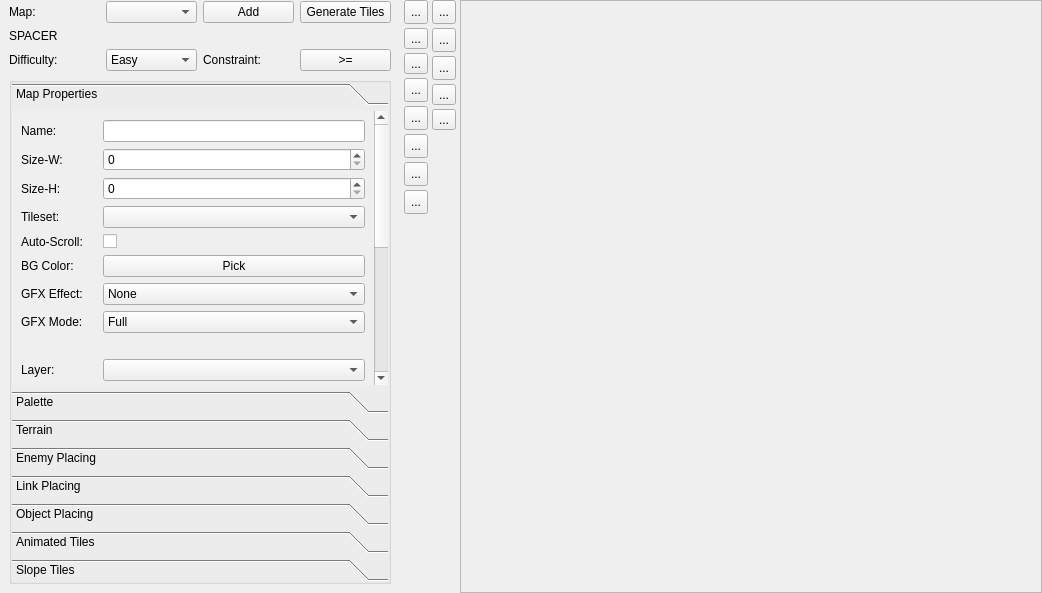
Above: editor/mainwindow_tab/map_tab.ui from protoman/firefly before the change. Below: the same form after it.
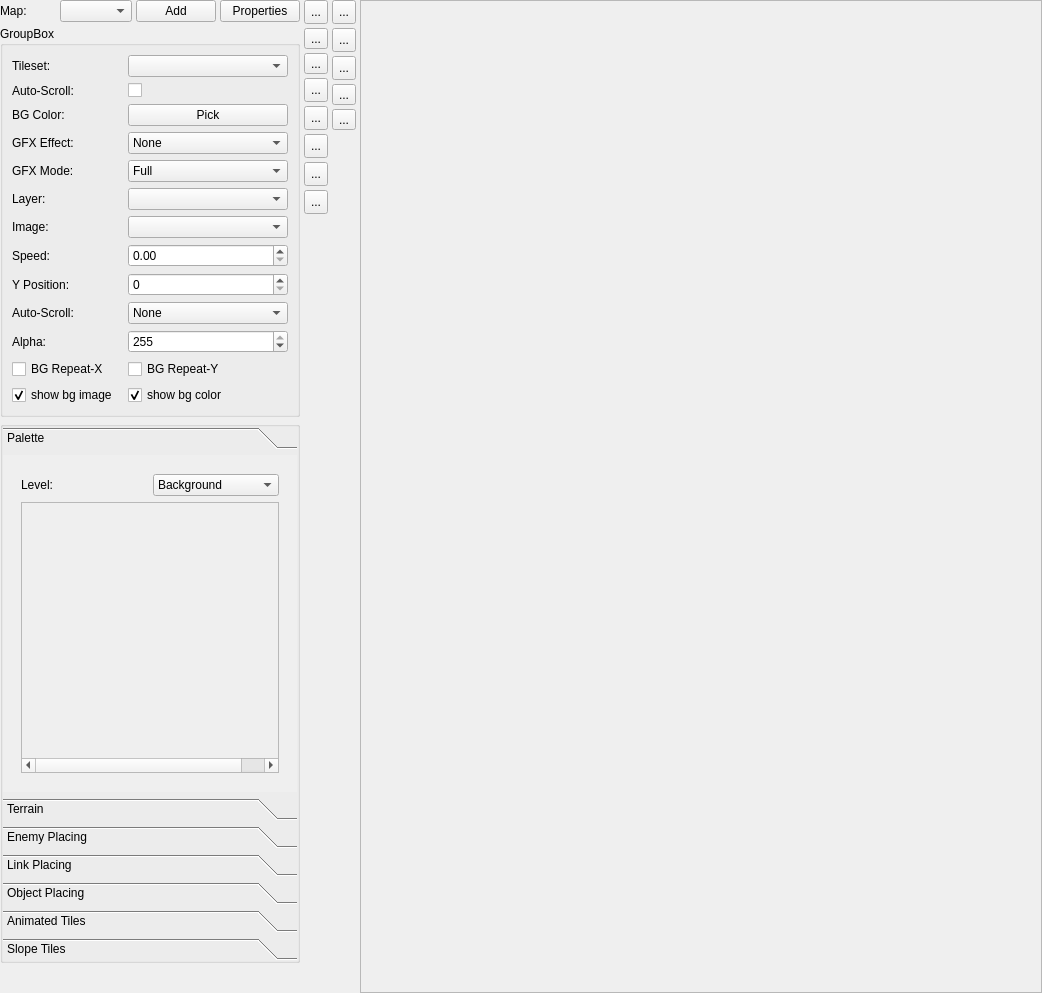
That is the form after the change. Icons and pictures are not drawn. Custom widgets are drawn as their Qt base class.

```diff
--- a/editor/mainwindow_tab/map_tab.ui
+++ b/editor/mainwindow_tab/map_tab.ui
@@ -7,7 +7,7 @@
     <x>0</x>
     <y>0</y>
     <width>1042</width>
-    <height>593</height>
+    <height>993</height>
    </rect>
   </property>
   <property name="windowTitle">
@@ -30,111 +30,14 @@
     <number>0</number>
    </property>
    <item>
-    <widget class="QWidget" name="Sidebar" native="true">
-     <property name="minimumSize">
-      <size>
-       <width>400</width>
-       <height>0</height>
-      </size>
-     </property>
-     <property name="maximumSize">
-      <size>
-       <width>400</width>
-       <height>16777215</height>
-      </size>
-     </property>
-     <layout class="QVBoxLayout" name="verticalLayout">
-      <property name="sizeConstraint">
-       <enum>QLayout::SetDefaultConstraint</enum>
-      </property>
-      <property name="topMargin">
-       <number>1</number>
-      </property>
-      <item>
-       <layout class="QGridLayout" name="gridLayout_6">
-        <property name="topMargin">
+    <layout class="QGridLayout" name="gridLayout_3">
+     <property name="leftMargin">
          <number>0</number>
         </property>
         <property name="bottomMargin">
-         <number>0</number>
-        </property>
-        <item row="0" column="0">
-         <widget class="QLabel" name="label_21">
-          <property name="text">
-           <string>Map:</string>
-          </property>
-         </widget>
-        </item>
-        <item row="0" column="1">
-         <widget class="QComboBox" name="mapSelector_comboBox"/>
-        </item>
+      <number>30</number>
+     </property>
         <item row="2" column="1">
-         <widget class="QComboBox" name="difficulty_comboBox">
-          <property name="currentIndex">
-           <number>0</number>
-          </property>
-          <item>
-           <property name="text">
-            <string>Easy</string>
-           </property>
-          </item>
-          <item>
-           <property name="text">
-            <string>Normal</string>
-           </property>
-          </item>
-          <item>
-           <property name="text">
-            <string>Hard</string>
-           </property>
-          </item>
-         </widget>
-        </item>
-        <item row="2" column="2">
-         <widget class="QLabel" name="label_20">
-          <property name="text">
-           <string>Constraint:</string>
-          </property>
-         </widget>
-        </item>
-        <item row="0" column="3">
-         <widget class="QPushButton" name="generateMapTiles_pushButton">
-          <property name="text">
-           <string>Generate Tiles</string>
-          </property>
-         </widget>
-        </item>
-        <item row="2" column="0">
-         <widget class="QLabel" name="label_19">
-          <property name="text">
-           <string>Difficulty:</string>
-          </property>
-         </widget>
-        </item>
-        <item row="1" column="0">
-         <widget class="QLabel" name="label_24">
-          <property name="text">
-           <string>SPACER</string>
-          </property>
-         </widget>
-        </item>
-        <item row="0" column="2">
-         <widget class="QPushButton" name="addMap_pushButton">
-          <property name="text">
-           <string>Add</string>
-          </property>
-         </widget>
-        </item>
-        <item row="2" column="3">
-         <widget class="QPushButton" name="difficultyMode_pushButton">
-          <property name="text">
-           <string>&gt;=</string>
-          </property>
-         </widget>
-        </item>
-       </layout>
-      </item>
-      <item>
        <widget class="QGroupBox" name="groupBox">
         <property name="sizePolicy">
          <sizepolicy hsizetype="Expanding" vsizetype="Expanding">
@@ -148,6 +51,12 @@
           <height>0</height>
          </size>
         </property>
+       <property name="maximumSize">
+        <size>
+         <width>300</width>
+         <height>16777215</height>
+        </size>
+       </property>
         <property name="title">
          <string/>
         </property>
@@ -190,402 +99,13 @@
            <property name="tabSpacing">
             <number>6</number>
            </property>
-           <widget class="QWidget" name="page_map_properties">
-            <property name="geometry">
-             <rect>
-              <x>0</x>
-              <y>0</y>
-              <width>362</width>
-              <height>609</height>
-             </rect>
-            </property>
-            <attribute name="label">
-             <string>Map Properties</string>
-            </attribute>
-            <layout class="QVBoxLayout" name="verticalLayout_11">
-             <item>
-              <layout class="QGridLayout" name="gridLayout_13">
-               <item row="1" column="2">
-                <widget class="QSpinBox" name="mapSizeW_spinBox">
-                 <property name="maximum">
-                  <number>998</number>
-                 </property>
-                </widget>
-               </item>
-               <item row="5" column="0">
-                <widget class="QLabel" name="label_58">
-                 <property name="text">
-                  <string>BG Color:</string>
-                 </property>
-                </widget>
-               </item>
-               <item row="11" column="0">
-                <widget class="QLabel" name="label_61">
-                 <property name="text">
-                  <string>Speed:</string>
-                 </property>
-                </widget>
-               </item>
-               <item row="17" column="0">
-                <widget class="Line" name="line">
-                 <property name="minimumSize">
-                  <size>
-                   <width>0</width>
-                   <height>20</height>
-                  </size>
-                 </property>
-                 <property name="orientation">
-                  <enum>Qt::Horizontal</enum>
-                 </property>
-                </widget>
-               </item>
-               <item row="13" column="0">
-                <widget class="QLabel" name="label_16">
-                 <property name="text">
-                  <string>Auto-Scroll:</string>
-                 </property>
-                </widget>
-               </item>
-               <item row="0" column="2">
-                <widget class="QLineEdit" name="v5_mapName_lineEdit"/>
-               </item>
-               <item row="7" column="2">
-                <widget class="QComboBox" name="mapGFXMode_comboBox">
-                 <property name="currentIndex">
-                  <number>0</number>
-                 </property>
-                 <item>
-                  <property name="text">
-                   <string>Full</string>
-                  </property>
-                 </item>
-                 <item>
-                  <property name="text">
-                   <string>Background</string>
-                  </property>
-                 </item>
-                 <item>
-                  <property name="text">
-                   <string>Overlay</string>
-                  </property>
-                 </item>
-                </widget>
-               </item>
-               <item row="4" column="2">
-                <widget class="QCheckBox" name="mapAutoScroll_checkBox">
-                 <property name="text">
-                  <string/>
-                 </property>
-                </widget>
-               </item>
-               <item row="20" column="0">
-                <spacer name="verticalSpacer_5">
-                 <property name="orientation">
-                  <enum>Qt::Vertical</enum>
-                 </property>
-                 <property name="sizeHint" stdset="0">
-                  <size>
-                   <width>20</width>
-                   <height>40</height>
-                  </size>
-                 </property>
-                </spacer>
-               </item>
-               <item row="9" column="0">
-                <widget class="QLabel" name="label_13">
-                 <property name="text">
-                  <string>Layer:</string>
-                 </property>
-                </widget>
-               </item>
-               <item row="4" column="0">
-                <widget class="QLabel" name="label_3">
-                 <property name="maximumSize">
-                  <size>
-                   <width>110</width>
-                   <height>16777215</height>
-                  </size>
-                 </property>
-                 <property name="text">
-                  <string>Auto-Scroll:</string>
-                 </property>
-                </widget>
-               </item>
-               <item row="1" column="0">
-                <widget class="QLabel" name="label_25">
-                 <property name="text">
-                  <string>Size-W:</string>
-                 </property>
-                </widget>
-               </item>
-               <item row="15" column="0">
-                <widget class="QCheckBox" name="repeatX_checkBox">
-                 <property name="text">
-                  <string>Repeat-X</string>
-                 </property>
-                </widget>
-               </item>
-               <item row="10" column="2">
-                <widget class="QComboBox" name="bg1_filename"/>
-               </item>
-               <item row="15" column="2">
-                <widget class="QCheckBox" name="repeatY_checkBox">
-                 <property name="text">
-                  <string>Repeat-Y</string>
-                 </property>
-                </widget>
-               </item>
-               <item row="12" column="2">
-                <widget class="QSpinBox" name="bg1_y_pos">
-                 <property name="maximum">
-                  <number>999</number>
-                 </property>
-                </widget>
-               </item>
-               <item row="6" column="2">
-                <widget class="QComboBox" name="mapGFX_comboBox">
-                 <item>
-                  <property name="text">
-                   <string>None</string>
-                  </property>
-                 </item>
-                 <item>
-                  <property name="text">
-                   <string>Rain</string>
-                  </property>
-                 </item>
-                 <item>
-                  <property name="text">
-                   <string>Snow</string>
-                  </property>
-                 </item>
-                 <item>
-                  <property name="text">
-                   <string>Underwater</string>
-                  </property>
-                 </item>
-                 <item>
-                  <property name="text">
-                   <string>Train</string>
-                  </property>
-                 </item>
-                 <item>
-                  <property name="text">
-                   <string>Flash Stopper</string>
-                  </property>
-                 </item>
-                 <item>
-                  <property name="text">
-                   <string>Lighting Bolt</string>
-                  </property>
-                 </item>
-                 <item>
-                  <property name="text">
-                   <string>Shadow Top</string>
-                  </property>
-                 </item>
-                 <item>
-                  <property name="text">
-                   <string>Inferno</string>
-                  </property>
-                 </item>
-                </widget>
-               </item>
-               <item row="17" column="2">
-                <widget class="Line" name="line_2">
-                 <property name="orientation">
-                  <enum>Qt::Horizontal</enum>
-                 </property>
-                </widget>
-               </item>
-               <item row="20" column="2">
-                <widget class="QCheckBox" name="fg_show_checkBox">
-                 <property name="text">
-                  <string>show foreground image</string>
-                 </property>
-                 <property name="checked">
-                  <bool>true</bool>
-                 </property>
-                </widget>
-               </item>
-               <item row="7" column="0">
-                <widget class="QLabel" name="label_18">
-                 <property name="text">
-                  <string>GFX Mode:</string>
-                 </property>
-                </widget>
-               </item>
-               <item row="0" column="0">
-                <widget class="QLabel" name="label_23">
-                 <property name="text">
-                  <string>Name:</string>
-                 </property>
-                </widget>
-               </item>
-               <item row="9" column="2">
-                <widget class="QComboBox" name="layerSelector_comboBox"/>
-               </item>
-               <item row="11" column="2">
-                <widget class="QDoubleSpinBox" name="bg1_speed">
-                 <property name="minimum">
-                  <double>0.000000000000000</double>
-                 </property>
-                 <property name="maximum">
-                  <double>4.000000000000000</double>
-                 </property>
-                 <property name="singleStep">
-                  <double>0.100000000000000</double>
-                 </property>
-                </widget>
-               </item>
-               <item row="19" column="2">
-                <widget class="QCheckBox" name="checkBox_2">
-                 <property name="text">
-                  <string>show background image</string>
-                 </property>
-                 <property name="checked">
-                  <bool>true</bool>
-                 </property>
-                </widget>
-               </item>
-               <item row="5" column="2">
-                <widget class="QPushButton" name="bg_color_pick">
-                 <property name="text">
-                  <string>Pick</string>
-                 </property>
-                </widget>
-               </item>
-               <item row="18" column="2">
-                <widget class="QCheckBox" name="checkBox">
-                 <property name="text">
-                  <string>show background color</string>
-                 </property>
-                 <property name="checked">
-                  <bool>true</bool>
-                 </property>
-                </widget>
-               </item>
-               <item row="3" column="2">
-                <widget class="QComboBox" name="v5_tileset_comboBox"/>
-               </item>
-               <item row="12" column="0">
-                <widget class="QLabel" name="label_56">
-                 <property name="text">
-                  <string>Y Position:</string>
-                 </property>
-                </widget>
-               </item>
-               <item row="18" column="0">
-                <widget class="QLabel" name="label_15">
-                 <property name="text">
-                  <string>View Options:</string>
-                 </property>
-                </widget>
-               </item>
-               <item row="2" column="2">
-                <widget class="QSpinBox" name="mapSizeH_spinBox">
-                 <property name="maximum">
-                  <number>999</number>
-                 </property>
-                </widget>
-               </item>
-               <item row="8" column="0">
-                <widget class="QLabel" name="label_6">
-                 <property name="text">
-                  <string/>
-                 </property>
-                </widget>
-               </item>
-               <item row="2" column="0">
-                <widget class="QLabel" name="label_26">
-                 <property name="text">
-                  <string>Size-H:</string>
-                 </property>
-                </widget>
-               </item>
-               <item row="3" column="0">
-                <widget class="QLabel" name="label_27">
-                 <property name="text">
-                  <string>Tileset:</string>
-                 </property>
-                </widget>
-               </item>
-               <item row="10" column="0">
-                <widget class="QLabel" name="label_52">
-                 <property name="text">
-                  <string>Image:</string>
-                 </property>
-                </widget>
-               </item>
-               <item row="14" column="0">
-                <widget class="QLabel" name="label_8">
-                 <property name="text">
-                  <string>Alpha:</string>
-                 </property>
-                </widget>
-               </item>
-               <item row="13" column="2">
-                <widget class="QComboBox" name="autoScrollBG1_mode">
-                 <item>
-                  <property name="text">
-                   <string>None</string>
-                  </property>
-                 </item>
-                 <item>
-                  <property name="text">
-                   <string>Up</string>
-                  </property>
-                 </item>
-                 <item>
-                  <property name="text">
-                   <string>Down</string>
-                  </property>
-                 </item>
-                 <item>
-                  <property name="text">
-                   <string>Left</string>
-                  </property>
-                 </item>
-                 <item>
-                  <property name="text">
-                   <string>Right</string>
-                  </property>
-                 </item>
-                 <item>
-                  <property name="text">
-                   <string>Diagonal TBD</string>
-                  </property>
-                 </item>
-                </widget>
-               </item>
-               <item row="6" column="0">
-                <widget class="QLabel" name="label_14">
-                 <property name="text">
-                  <string>GFX Effect:</string>
-                 </property>
-                </widget>
-               </item>
-               <item row="14" column="2">
-                <widget class="QSpinBox" name="layerAlpha_spinBox">
-                 <property name="maximum">
-                  <number>255</number>
-                 </property>
-                 <property name="value">
-                  <number>255</number>
-                 </property>
-                </widget>
-               </item>
-              </layout>
-             </item>
-            </layout>
-           </widget>
            <widget class="QWidget" name="page_map">
             <property name="geometry">
              <rect>
               <x>0</x>
               <y>0</y>
-              <width>376</width>
-              <height>222</height>
+             <width>294</width>
+             <height>246</height>
              </rect>
             </property>
             <attribute name="label">
@@ -1175,8 +695,335 @@
         </layout>
        </widget>
       </item>
-     </layout>
-    </widget>
+     <item row="1" column="1">
+      <widget class="QGroupBox" name="properties_groupBox">
+       <property name="maximumSize">
+        <size>
+         <width>300</width>
+         <height>16777215</height>
+        </size>
+       </property>
+       <property name="title">
+        <string>GroupBox</string>
+       </property>
+       <layout class="QGridLayout" name="gridLayout_5">
+        <item row="0" column="0">
+         <layout class="QGridLayout" name="gridLayout_13">
+          <item row="11" column="2">
+           <widget class="QCheckBox" name="repeatY_checkBox">
+            <property name="text">
+             <string>BG Repeat-Y</string>
+            </property>
+           </widget>
+          </item>
+          <item row="11" column="0">
+           <widget class="QCheckBox" name="repeatX_checkBox">
+            <property name="text">
+             <string>BG Repeat-X</string>
+            </property>
+           </widget>
+          </item>
+          <item row="6" column="0">
+           <widget class="QLabel" name="label_52">
+            <property name="text">
+             <string>Image:</string>
+            </property>
+           </widget>
+          </item>
+          <item row="9" column="2">
+           <widget class="QComboBox" name="autoScrollBG1_mode">
+            <item>
+             <property name="text">
+              <string>None</string>
+             </property>
+            </item>
+            <item>
+             <property name="text">
+              <string>Up</string>
+             </property>
+            </item>
+            <item>
+             <property name="text">
+              <string>Down</string>
+             </property>
+            </item>
+            <item>
+             <property name="text">
+              <string>Left</string>
+             </property>
+            </item>
+            <item>
+             <property name="text">
+              <string>Right</string>
+             </property>
+            </item>
+            <item>
+             <property name="text">
+              <string>Diagonal TBD</string>
+             </property>
+            </item>
+           </widget>
+          </item>
+          <item row="0" column="2">
+           <widget class="QComboBox" name="v5_tileset_comboBox"/>
+          </item>
+          <item row="5" column="2">
+           <widget class="QComboBox" name="layerSelector_comboBox"/>
+          </item>
+          <item row="10" column="0">
+           <widget class="QLabel" name="label_8">
+            <property name="text">
+             <string>Alpha:</string>
+            </property>
+           </widget>
+          </item>
+          <item row="7" column="2">
+           <widget class="QDoubleSpinBox" name="bg1_speed">
+            <property name="minimum">
+             <double>0.000000000000000</double>
+            </property>
+            <property name="maximum">
+             <double>4.000000000000000</double>
+            </property>
+            <property name="singleStep">
+             <double>0.100000000000000</double>
+            </property>
+           </widget>
+          </item>
+          <item row="4" column="2">
+           <widget class="QComboBox" name="mapGFXMode_comboBox">
+            <property name="currentIndex">
+             <number>0</number>
+            </property>
+            <item>
+             <property name="text">
+              <string>Full</string>
+             </property>
+            </item>
+            <item>
+             <property name="text">
+              <string>Background</string>
+             </property>
+            </item>
+            <item>
+             <property name="text">
+              <string>Overlay</string>
+             </property>
+            </item>
+           </widget>
+          </item>
+          <item row="2" column="0">
+           <widget class="QLabel" name="label_58">
+            <property name="text">
+             <string>BG Color:</string>
+            </property>
+           </widget>
+          </item>
+          <item row="3" column="2">
+           <widget class="QComboBox" name="mapGFX_comboBox">
+            <item>
+             <property name="text">
+              <string>None</string>
+             </property>
+            </item>
+            <item>
+             <property name="text">
+              <string>Rain</string>
+             </property>
+            </item>
+            <item>
+             <property name="text">
+              <string>Snow</string>
+             </property>
+            </item>
+            <item>
+             <property name="text">
+              <string>Underwater</string>
+             </property>
+            </item>
+            <item>
+             <property name="text">
+              <string>Train</string>
+             </property>
+            </item>
+            <item>
+             <property name="text">
+              <string>Flash Stopper</string>
+             </property>
+            </item>
+            <item>
+             <property name="text">
+              <string>Lighting Bolt</string>
+             </property>
+            </item>
+            <item>
+             <property name="text">
+              <string>Shadow Top</string>
+             </property>
+            </item>
+            <item>
+             <property name="text">
+              <string>Inferno</string>
+             </property>
+            </item>
+           </widget>
+          </item>
+          <item row="7" column="0">
+           <widget class="QLabel" name="label_61">
+            <property name="text">
+             <string>Speed:</string>
+            </property>
+           </widget>
+          </item>
+          <item row="8" column="0">
+           <widget class="QLabel" name="label_56">
+            <property name="text">
+             <string>Y Position:</string>
+            </property>
+           </widget>
+          </item>
+          <item row="1" column="0">
+           <widget class="QLabel" name="label_3">
+            <property name="maximumSize">
+             <size>
+              <width>110</width>
+              <height>16777215</height>
+             </size>
+            </property>
+            <property name="text">
+             <string>Auto-Scroll:</string>
+            </property>
+           </widget>
+          </item>
+          <item row="6" column="2">
+           <widget class="QComboBox" name="bg1_filename"/>
+          </item>
+          <item row="3" column="0">
+           <widget class="QLabel" name="label_14">
+            <property name="text">
+             <string>GFX Effect:</string>
+            </property>
+           </widget>
+          </item>
+          <item row="0" column="0">
+           <widget class="QLabel" name="label_27">
+            <property name="text">
+             <string>Tileset:</string>
+            </property>
+           </widget>
+          </item>
+          <item row="13" column="2">
+           <widget class="QCheckBox" name="checkBox">
+            <property name="text">
+             <string>show bg color</string>
+            </property>
+            <property name="checked">
+             <bool>true</bool>
+            </property>
+           </widget>
+          </item>
+          <item row="2" column="2">
+           <widget class="QPushButton" name="bg_color_pick">
+            <property name="text">
+             <string>Pick</string>
+            </property>
+           </widget>
+          </item>
+          <item row="10" column="2">
+           <widget class="QSpinBox" name="layerAlpha_spinBox">
+            <property name="maximum">
+             <number>255</number>
+            </property>
+            <property name="value">
+             <number>255</number>
+            </property>
+           </widget>
+          </item>
+          <item row="5" column="0">
+           <widget class="QLabel" name="label_13">
+            <property name="text">
+             <string>Layer:</string>
+            </property>
+           </widget>
+          </item>
+          <item row="1" column="2">
+           <widget class="QCheckBox" name="mapAutoScroll_checkBox">
+            <property name="text">
+             <string/>
+            </property>
+           </widget>
+          </item>
+          <item row="8" column="2">
+           <widget class="QSpinBox" name="bg1_y_pos">
+            <property name="maximum">
+             <number>999</number>
+            </property>
+           </widget>
+          </item>
+          <item row="9" column="0">
+           <widget class="QLabel" name="label_16">
+            <property name="text">
+             <string>Auto-Scroll:</string>
+            </property>
+           </widget>
+          </item>
+          <item row="4" column="0">
+           <widget class="QLabel" name="label_18">
+            <property name="text">
+             <string>GFX Mode:</string>
+            </property>
+           </widget>
+          </item>
+          <item row="13" column="0">
+           <widget class="QCheckBox" name="checkBox_2">
+            <property name="text">
+             <string>show bg image</string>
+            </property>
+            <property name="checked">
+             <bool>true</bool>
+            </property>
+           </widget>
+          </item>
+         </layout>
+        </item>
+       </layout>
+      </widget>
+     </item>
+     <item row="0" column="1">
+      <layout class="QGridLayout" name="gridLayout_6">
+       <property name="topMargin">
+        <number>0</number>
+       </property>
+       <property name="bottomMargin">
+        <number>0</number>
+       </property>
+       <item row="0" column="1">
+        <widget class="QComboBox" name="mapSelector_comboBox"/>
+       </item>
+       <item row="0" column="3">
+        <widget class="QPushButton" name="showHidePropertiesPushButton">
+         <property name="text">
+          <string>Properties</string>
+         </property>
+        </widget>
+       </item>
+       <item row="0" column="0">
+        <widget class="QLabel" name="label_21">
+         <property name="text">
+          <string>Map:</string>
+         </property>
+        </widget>
+       </item>
+       <item row="0" column="2">
+        <widget class="QPushButton" name="addMap_pushButton">
+         <property name="text">
+          <string>Add</string>
+         </property>
+        </widget>
+       </item>
+      </layout>
+     </item>
+    </layout>
    </item>
    <item>
     <layout class="QVBoxLayout" name="verticalLayout_8">
```
Left out of the diff: 28 changed lines with no effect on the pictures. Lines whose indentation alone changed are shown as unchanged.
